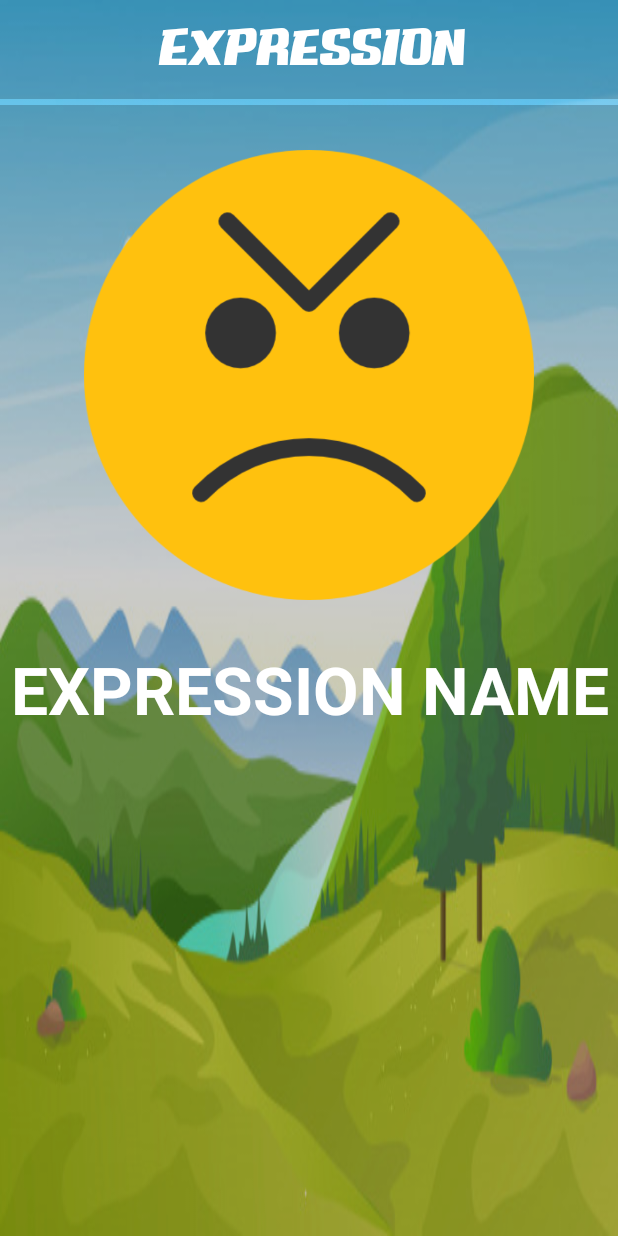
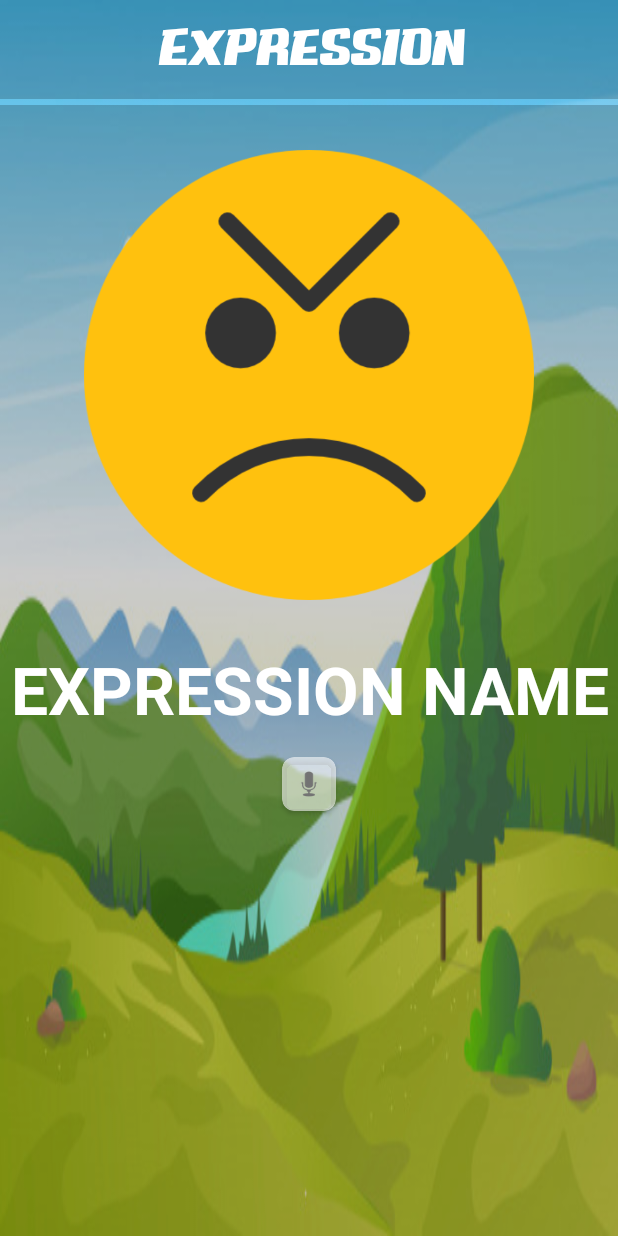
Before and after one commit to rahman9909/AutisticApp, an Android app: the ActivityExpressionShow screen opened directly, with no data from a screen before it, on a phone screen of 412 x 824 dp. Run offline under Robolectric (Android 15) with nearby library versions, the phone set to English and light mode, and no system bars; 1 statement that could not run was skipped.

Commit message:
2019-09-13 07:08:00 PM

```diff
--- a/app/src/main/java/saim/com/autisticapp/ActivityExpressionShow.java
+++ b/app/src/main/java/saim/com/autisticapp/ActivityExpressionShow.java
@@ -1,16 +1,22 @@
 package saim.com.autisticapp;
 
 import android.os.Bundle;
+import android.speech.tts.TextToSpeech;
+import android.util.Log;
+import android.view.View;
 import android.widget.ImageView;
 import android.widget.TextView;
 
 import androidx.appcompat.app.AppCompatActivity;
 
+import java.util.Locale;
+
 public class ActivityExpressionShow extends AppCompatActivity {
 
     String EXPRESSION = "";
+    private TextToSpeech textToSpeech;
 
-    ImageView imgExpression;
+    ImageView imgExpression, imgExpressionSound;
     TextView txtExpression;
 
 
@@ -27,7 +33,16 @@ public class ActivityExpressionShow extends AppCompatActivity {
         this.EXPRESSION = getIntent().getExtras().getString("EXPRESSION");
 
         imgExpression = (ImageView) findViewById(R.id.imgExpression);
+        imgExpressionSound = (ImageView) findViewById(R.id.imgExpressionSound);
         txtExpression = (TextView) findViewById(R.id.txtExpression);
+
+
+        imgExpressionSound.setOnClickListener(new View.OnClickListener() {
+            @Override
+            public void onClick(View v) {
+                Speakout(EXPRESSION);
+            }
+        });
 
         setAction();
     }
@@ -58,5 +73,24 @@ public class ActivityExpressionShow extends AppCompatActivity {
             imgExpression.setImageResource(R.drawable.ic_distuested);
             txtExpression.setText(EXPRESSION);
         }
+
+        Speakout(EXPRESSION);
+    }
+
+    public void Speakout(final String stringVoice) {
+        textToSpeech = new TextToSpeech(this, new TextToSpeech.OnInitListener() {
+            @Override
+            public void onInit(int status) {
+                if (status == TextToSpeech.SUCCESS) {
+                    int result = textToSpeech.setLanguage(Locale.US);
+                    if (result == TextToSpeech.LANG_MISSING_DATA || result == TextToSpeech.LANG_NOT_SUPPORTED) {
+                    } else {
+                        textToSpeech.speak(stringVoice, TextToSpeech.QUEUE_FLUSH, null);
+                    }
+                } else {
+                    Log.e("TTS", "Initilization Failed!");
+                }
+            }
+        });
     }
 }
--- a/app/src/main/res/layout/activity_expression_show.xml
+++ b/app/src/main/res/layout/activity_expression_show.xml
@@ -1,6 +1,7 @@
 <?xml version="1.0" encoding="utf-8"?>
 <LinearLayout xmlns:android="http://schemas.android.com/apk/res/android"
     xmlns:tools="http://schemas.android.com/tools"
+    xmlns:app="http://schemas.android.com/apk/res-auto"
     android:layout_width="match_parent"
     android:layout_height="match_parent"
     android:background="@drawable/game_back"
@@ -56,6 +57,23 @@
             android:textStyle="bold" />
 
 
+        <androidx.cardview.widget.CardView
+            android:layout_width="wrap_content"
+            android:layout_height="wrap_content"
+            app:cardBackgroundColor="#95FFFFFF"
+            android:layout_marginTop="16dp"
+            app:cardCornerRadius="8dp">
+
+            <ImageView
+                android:id="@+id/imgExpressionSound"
+                android:layout_width="36dp"
+                android:layout_height="36dp"
+                android:padding="6dp"
+                android:src="@android:drawable/ic_btn_speak_now" />
+
+        </androidx.cardview.widget.CardView>
+
+
     </LinearLayout>
 
 </LinearLayout>
--- a/app/src/main/res/layout/activity_game.xml
+++ b/app/src/main/res/layout/activity_game.xml
@@ -43,7 +43,7 @@
             android:layout_height="wrap_content"
             android:layout_weight="1"
             android:fontFamily="@font/app_font"
-            android:text="Family\nAlbum"
+            android:text="Parents\n Mode"
             android:textAlignment="center"
             android:textColor="#FFF"
             android:textSize="26sp" />
--- a/app/src/main/res/layout/activity_main.xml
+++ b/app/src/main/res/layout/activity_main.xml
@@ -20,7 +20,7 @@
             android:layout_height="80dp"
             android:background="@drawable/btn_01"
             android:fontFamily="@font/big_sale_01"
-            android:text="Family"
+            android:text="Parents"
             android:textColor="?attr/colorBackgroundFloating"
             android:textSize="26sp"
             android:textStyle="bold" />
--- a/app/src/main/res/layout/activity_parents_capture.xml
+++ b/app/src/main/res/layout/activity_parents_capture.xml
@@ -81,6 +81,7 @@
             android:background="@drawable/ic_edit_text"
             android:layout_marginTop="10dp"
             android:textAlignment="center"
+            android:inputType="textPersonName"
             android:hint="Enter Name"
             android:paddingLeft="4dp"
             android:textSize="14sp" />
```
Also changed, not shown: app/src/main/res/values/strings.xml (+4 -6 lines).
